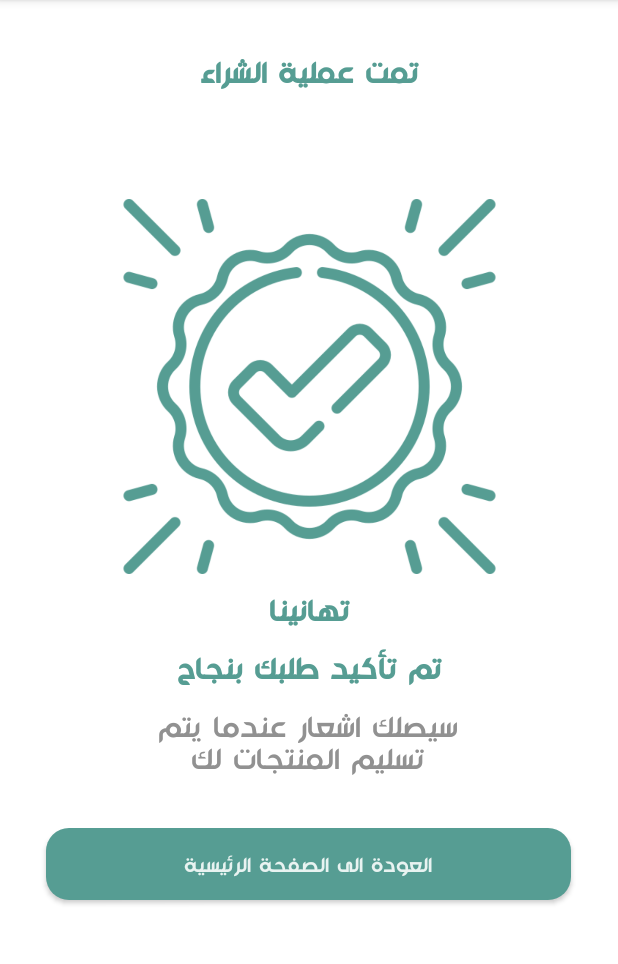
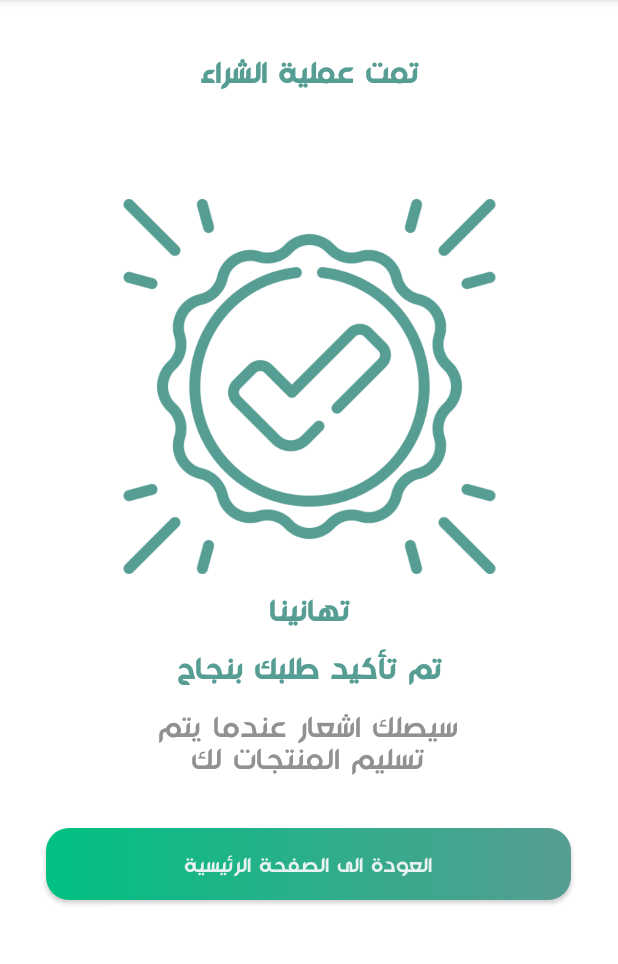
Before and after one commit to AnasATaleeb/PharmacyApp, an Android app: the FinishOrder screen opened directly, with no data from a screen before it, on a phone screen of 412 x 824 dp, the part 84-1048 px from its top. Run offline under Robolectric (Android 15) with nearby library versions, the phone set to English and light mode, and no system bars.

Commit message:
gradient background for button

```diff
--- a/app/build.gradle
+++ b/app/build.gradle
@@ -12,7 +12,6 @@ android {
         targetSdk 33
         versionCode 1
         versionName "1.0"
-
         testInstrumentationRunner "androidx.test.runner.AndroidJUnitRunner"
     }
 
@@ -42,4 +41,5 @@ dependencies {
     androidTestImplementation 'androidx.test.espresso:espresso-core:3.5.1'
     implementation 'com.etebarian:meow-bottom-navigation:1.2.0'
     implementation 'com.airbnb.android:lottie:4.2.2'
+    implementation 'com.github.shuhart:stepview:1.5.1'
 }
--- /dev/null
+++ b/app/src/main/res/drawable/gradient_color.xml
@@ -0,0 +1,12 @@
+<?xml version="1.0" encoding="utf-8"?>
+<shape xmlns:android="http://schemas.android.com/apk/res/android">
+
+    <corners android:radius="15dp"/>
+    <gradient
+        android:type="linear"
+        android:angle="0"
+        android:startColor="#00c082"
+        android:endColor="#569D93">
+
+    </gradient>
+</shape>
--- a/app/src/main/res/layout/activity_finish_order.xml
+++ b/app/src/main/res/layout/activity_finish_order.xml
@@ -82,7 +82,7 @@
         android:layout_width="350dp"
         android:layout_height="wrap_content"
         android:layout_marginTop="32dp"
-        android:background="@drawable/bac_btn2"
+        android:background="@drawable/gradient_color"
         android:fontFamily="@font/monadi"
         android:text="@string/back_to_main"
         android:textColor="@color/whitedark"
--- a/app/src/main/res/layout/activity_main.xml
+++ b/app/src/main/res/layout/activity_main.xml
@@ -132,7 +132,7 @@
                     android:layout_marginStart="24dp"
                     android:layout_marginTop="8dp"
                     android:layout_marginEnd="24dp"
-                    android:background="@drawable/bac_btn2"
+                    android:background="@drawable/gradient_color"
                     app:layout_constraintEnd_toEndOf="@+id/search"
                     app:layout_constraintHorizontal_bias="1.0"
                     app:layout_constraintStart_toStartOf="@+id/search"
--- a/app/src/main/res/layout/activity_setting.xml
+++ b/app/src/main/res/layout/activity_setting.xml
@@ -311,7 +311,7 @@
         android:layout_width="250dp"
         android:layout_height="wrap_content"
         android:layout_marginTop="32dp"
-        android:background="@drawable/bac_btn2"
+        android:background="@drawable/gradient_color"
         android:drawableEnd="@drawable/baseline_logout_24"
         android:fontFamily="@font/monadi"
         android:text="تسجيل الخروج"
```
